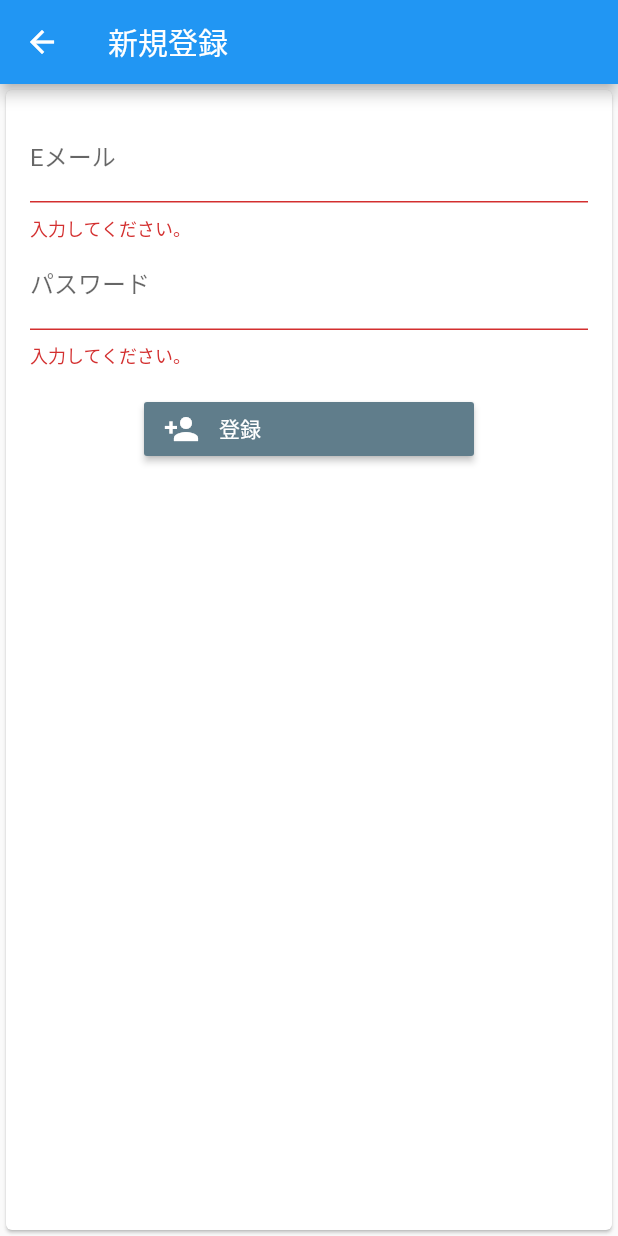
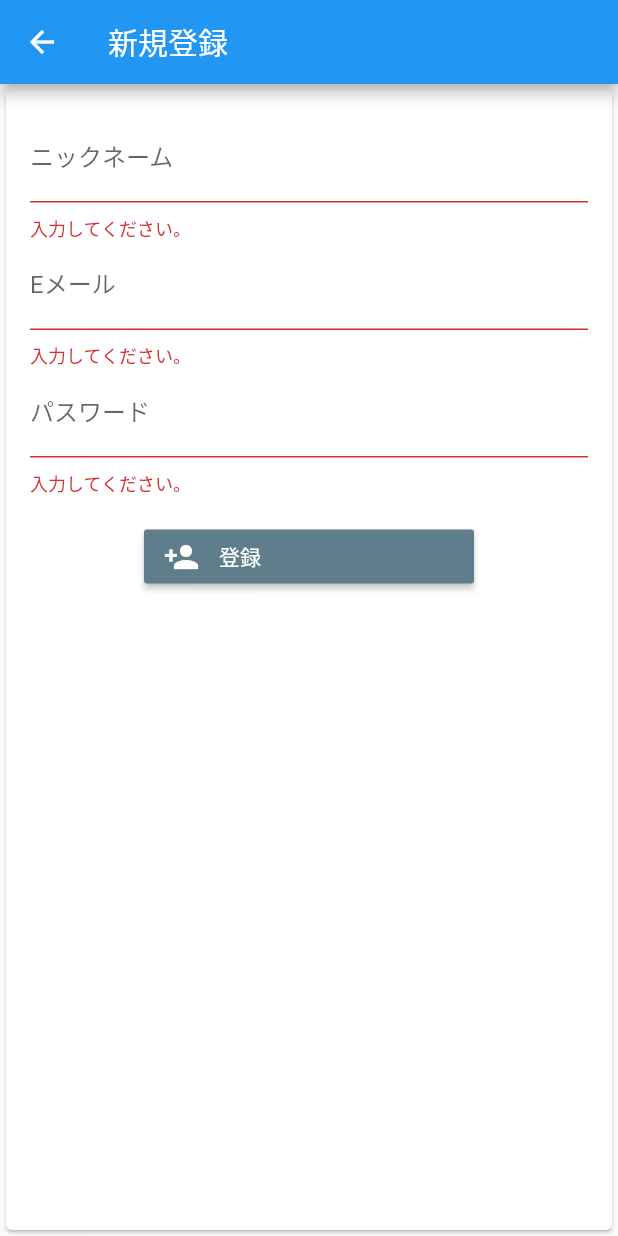
Before and after one commit to DaichiNiwa/simple_chat_app, a Flutter app: the RegisterPage screen opened by its route, after a tap on "登録", on a phone screen of 412 x 824 dp. Run offline on Flutter 3.47's test engine with Material 2 defaults, Android fonts, the phone set to English and light mode, and no system bars; our stand-ins replace cloud_firestore, firebase_auth, firebase_core, flutter_signin_button; accounts and stored records are empty.

Commit message:
ユーザー名を登録する機構を作った

```diff
--- a/lib/screen/register_page.dart
+++ b/lib/screen/register_page.dart
@@ -7,7 +7,9 @@
 import 'package:flutter/material.dart';
 import 'package:firebase_auth/firebase_auth.dart';
 import 'package:flutter_signin_button/button_builder.dart';
+import 'package:cloud_firestore/cloud_firestore.dart';
 
+final _db = FirebaseFirestore.instance;
 final FirebaseAuth _auth = FirebaseAuth.instance;
 
 /// Entrypoint example for registering via Email/Password.
@@ -22,6 +24,7 @@ class RegisterPage extends StatefulWidget {
 
 class _RegisterPageState extends State<RegisterPage> {
   final GlobalKey<FormState> _formKey = GlobalKey<FormState>();
+  final TextEditingController _nameController = TextEditingController();
   final TextEditingController _emailController = TextEditingController();
   final TextEditingController _passwordController = TextEditingController();
 
@@ -42,6 +45,16 @@ class _RegisterPageState extends State<RegisterPage> {
               child: Column(
                 crossAxisAlignment: CrossAxisAlignment.start,
                 children: <Widget>[
+                  TextFormField(
+                    controller: _nameController,
+                    decoration: const InputDecoration(labelText: 'ニックネーム'),
+                    validator: (String value) {
+                      if (value.isEmpty) {
+                        return '入力してください。';
+                      }
+                      return null;
+                    },
+                  ),
                   TextFormField(
                     controller: _emailController,
                     decoration: const InputDecoration(labelText: 'Eメール'),
@@ -95,6 +108,7 @@ class _RegisterPageState extends State<RegisterPage> {
   @override
   void dispose() {
     // Clean up the controller when the Widget is disposed
+    _nameController.dispose();
     _emailController.dispose();
     _passwordController.dispose();
     super.dispose();
@@ -108,6 +122,12 @@ class _RegisterPageState extends State<RegisterPage> {
     ))
         .user;
     if (user != null) {
+      _db.collection('users').add({
+        'name': _nameController.text,
+        'email': user.email,
+        'created_at': FieldValue.serverTimestamp(),
+      });
+
       setState(() {
         _success = true;
         _userEmail = user.email;
```
